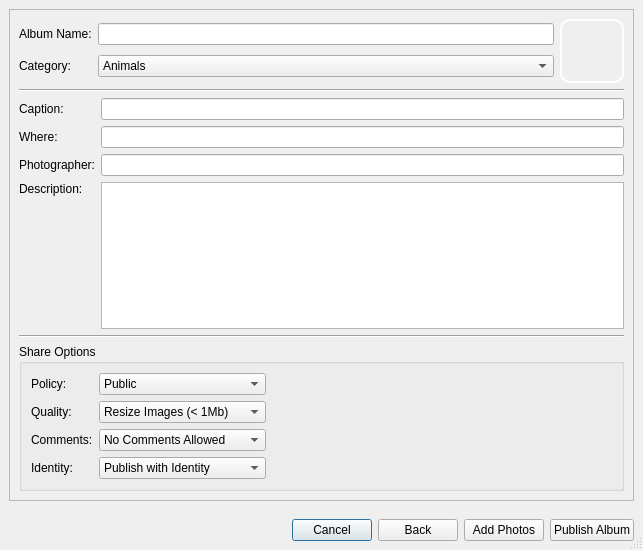
Qt form retroshare-gui/src/gui/PhotoShare/AlbumCreateDialog.ui (RetroShare/RetroShare) before a commit.
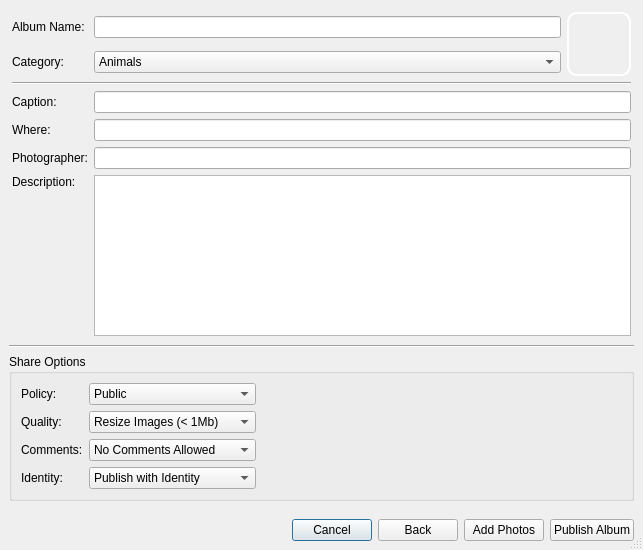
The same form after that commit. Icons and pictures are not drawn. Custom widgets are drawn as their Qt base class.

Commit message: fixed layout, to have a better look

Patch:
```diff
--- a/retroshare-gui/src/gui/PhotoShare/AlbumCreateDialog.ui
+++ b/retroshare-gui/src/gui/PhotoShare/AlbumCreateDialog.ui
@@ -43,16 +43,20 @@
        <item row="0" column="0">
         <widget class="QFrame" name="frame">
          <property name="frameShape">
-          <enum>QFrame::StyledPanel</enum>
+          <enum>QFrame::NoFrame</enum>
          </property>
-         <property name="frameShadow">
-          <enum>QFrame::Raised</enum>
-         </property>
+         <layout class="QGridLayout" name="gridLayout_6">
+          <property name="margin">
+           <number>0</number>
+          </property>
+          <property name="spacing">
+           <number>6</number>
+          </property>
+          <item row="0" column="0">
          <layout class="QGridLayout" name="gridLayout_2">
-          <item row="0" column="0" colspan="4">
-           <layout class="QHBoxLayout" name="horizontalLayout">
-            <item>
-             <layout class="QGridLayout" name="gridLayout_7">
+            <property name="margin">
+             <number>3</number>
+            </property>
               <item row="0" column="0">
                <widget class="QLabel" name="label_18">
                 <property name="text">
@@ -63,6 +67,41 @@
               <item row="0" column="1">
                <widget class="QLineEdit" name="lineEdit_Title_2"/>
               </item>
+            <item row="0" column="2" rowspan="2">
+             <widget class="QToolButton" name="AlbumThumbNail">
+              <property name="minimumSize">
+               <size>
+                <width>64</width>
+                <height>64</height>
+               </size>
+              </property>
+              <property name="maximumSize">
+               <size>
+                <width>64</width>
+                <height>64</height>
+               </size>
+              </property>
+              <property name="styleSheet">
+               <string notr="true">
+border: 2px solid white;
+border-radius: 10px;
+</string>
+              </property>
+              <property name="text">
+               <string/>
+              </property>
+              <property name="icon">
+               <iconset resource="Photo_images.qrc">
+                <normaloff>:/images/album_64.png</normaloff>:/images/album_64.png</iconset>
+              </property>
+              <property name="iconSize">
+               <size>
+                <width>64</width>
+                <height>64</height>
+               </size>
+              </property>
+             </widget>
+            </item>
               <item row="1" column="0">
                <widget class="QLabel" name="label_19">
                 <property name="text">
@@ -129,95 +168,47 @@
                 </item>
                </widget>
               </item>
-             </layout>
-            </item>
-            <item>
-             <widget class="QToolButton" name="AlbumThumbNail">
-              <property name="minimumSize">
-               <size>
-                <width>64</width>
-                <height>64</height>
-               </size>
-              </property>
-              <property name="maximumSize">
-               <size>
-                <width>64</width>
-                <height>64</height>
-               </size>
-              </property>
-              <property name="styleSheet">
-               <string notr="true">
-border: 2px solid white;
-border-radius: 10px;
-</string>
-              </property>
-              <property name="text">
-               <string/>
-              </property>
-              <property name="icon">
-               <iconset resource="Photo_images.qrc">
-                <normaloff>:/images/album_64.png</normaloff>:/images/album_64.png</iconset>
-              </property>
-              <property name="iconSize">
-               <size>
-                <width>64</width>
-                <height>64</height>
-               </size>
-              </property>
-             </widget>
-            </item>
-           </layout>
-          </item>
-          <item row="1" column="0" colspan="4">
-           <widget class="Line" name="line">
-            <property name="orientation">
-             <enum>Qt::Horizontal</enum>
-            </property>
-           </widget>
-          </item>
-          <item row="2" column="0" colspan="4">
-           <layout class="QGridLayout" name="gridLayout_6">
-            <item row="0" column="0">
+            <item row="3" column="0">
              <widget class="QLabel" name="captionLabel">
               <property name="text">
                <string>Caption:</string>
               </property>
              </widget>
             </item>
-            <item row="0" column="1">
+            <item row="3" column="1" colspan="2">
              <widget class="QLineEdit" name="lineEdit_Caption_2"/>
             </item>
-            <item row="3" column="0">
+            <item row="4" column="0">
+             <widget class="QLabel" name="label_14">
+              <property name="text">
+               <string>Where:</string>
+              </property>
+             </widget>
+            </item>
+            <item row="4" column="1" colspan="2">
+             <widget class="QLineEdit" name="lineEdit_Where"/>
+            </item>
+            <item row="5" column="0">
+             <widget class="QLabel" name="label_12">
+              <property name="text">
+               <string>Photographer:</string>
+              </property>
+             </widget>
+            </item>
+            <item row="5" column="1" colspan="2">
+             <widget class="QLineEdit" name="lineEdit_Photographer"/>
+            </item>
+            <item row="6" column="0">
              <widget class="QLabel" name="label_13">
               <property name="text">
                <string>Description:</string>
               </property>
              </widget>
             </item>
-            <item row="3" column="1" rowspan="2">
+            <item row="6" column="1" rowspan="2" colspan="2">
              <widget class="QTextEdit" name="textEdit_Description"/>
             </item>
-            <item row="2" column="1">
-             <widget class="QLineEdit" name="lineEdit_Photographer"/>
-            </item>
-            <item row="2" column="0">
-             <widget class="QLabel" name="label_12">
-              <property name="text">
-               <string>Photographer:</string>
-              </property>
-             </widget>
-            </item>
-            <item row="1" column="1">
-             <widget class="QLineEdit" name="lineEdit_Where"/>
-            </item>
-            <item row="1" column="0">
-             <widget class="QLabel" name="label_14">
-              <property name="text">
-               <string>Where:</string>
-              </property>
-             </widget>
-            </item>
-            <item row="4" column="0">
+            <item row="7" column="0">
              <spacer name="verticalSpacer">
               <property name="orientation">
                <enum>Qt::Vertical</enum>
@@ -230,16 +221,23 @@
               </property>
              </spacer>
             </item>
+            <item row="2" column="0" colspan="3">
+             <widget class="Line" name="line">
+              <property name="orientation">
+               <enum>Qt::Horizontal</enum>
+              </property>
+             </widget>
+            </item>
            </layout>
           </item>
-          <item row="3" column="0" colspan="4">
+          <item row="1" column="0">
            <widget class="Line" name="line_2">
             <property name="orientation">
              <enum>Qt::Horizontal</enum>
             </property>
            </widget>
           </item>
-          <item row="4" column="0" colspan="4">
+          <item row="2" column="0">
            <widget class="QGroupBox" name="groupBox">
             <property name="sizePolicy">
              <sizepolicy hsizetype="Minimum" vsizetype="Preferred">
@@ -451,7 +449,7 @@
     </widget>
    </item>
    <item row="2" column="0">
-    <widget class="QFrame" name="">
+    <widget class="QFrame" name="frame">
      <layout class="QHBoxLayout" name="horizontalLayout_2">
       <property name="margin">
        <number>9</number>
```
Left out of the diff: 23 changed lines with no effect on the pictures. Lines whose indentation alone changed are shown as unchanged.
